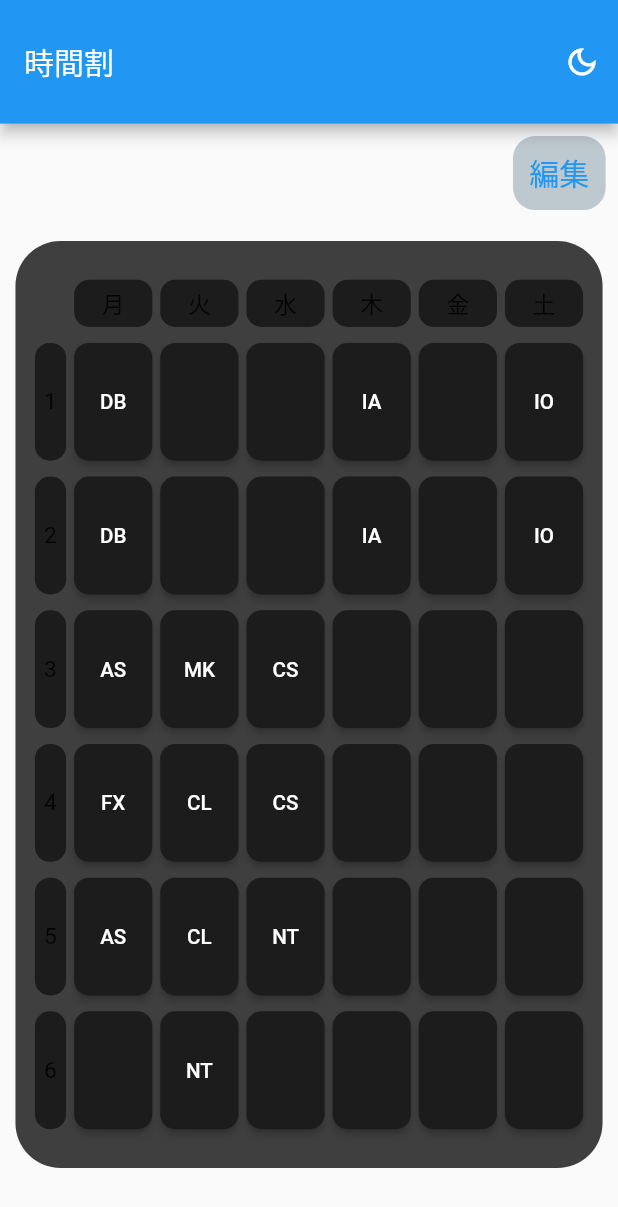
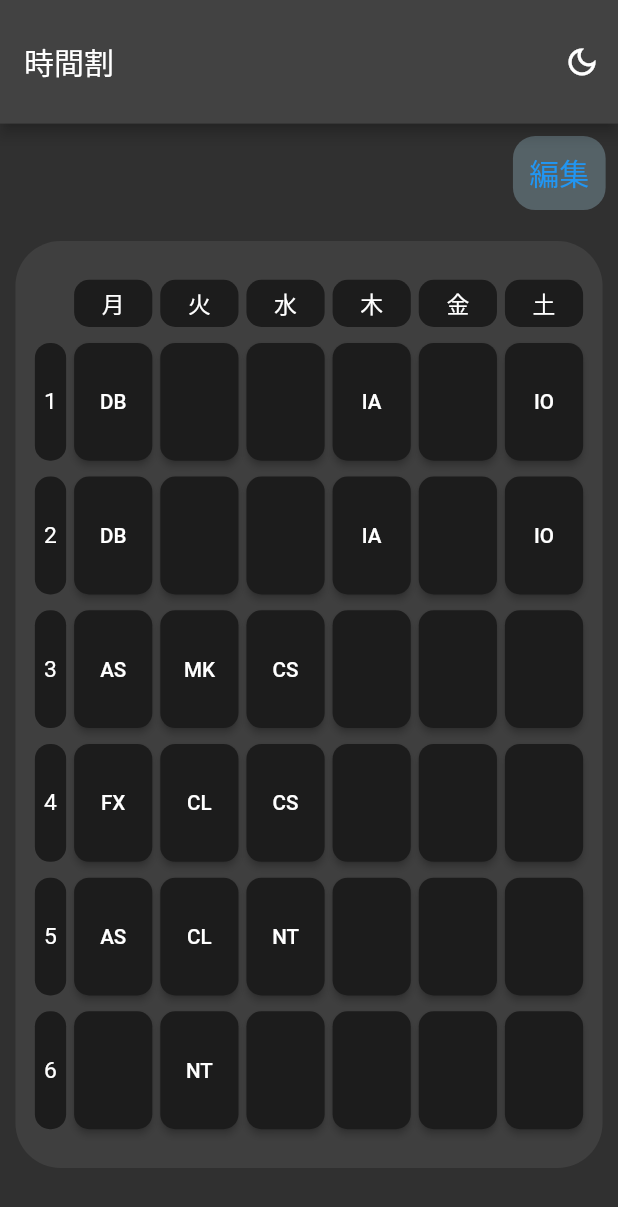
Before and after one commit to ohs-it2022/StudentSupport, a Flutter app: the screen it shows after launch, on a phone screen of 412 x 824 dp. Shown: the top 1207 px of the screen. Run offline on Flutter 3.47's test engine with Material 2 defaults, Android fonts, the light colour scheme and no system bars; our stand-ins replace auto_route, shared_preferences, table_calendar; missing offline and left inert: app_settings.

Commit message:
テーマを参照するためのファイル作成

```diff
--- a/lib/src/sample.dart
+++ b/lib/src/sample.dart
@@ -15,6 +15,9 @@ const timeTableIcon = Icons.table_view;           // 出欠確認
 const taskRegistIcon  = Icons.book;               // 課題登録
 const timeTableChangeIcon = Icons.calendar_month; // 時間割変更
 const settingIcon = Icons.settings;               // 一般設定
+
+// Darkテーマであるかどうか
+bool isDark = true;
 
 // 基本のテキスト設定
 class BasicText extends StatelessWidget {
@@ -64,6 +67,8 @@ class ScreenWidget extends StatelessWidget {
     // }
     var screenSize = MediaQuery.of(context).size;  // 画面のサイズを取得
     return MaterialApp(
+      // TODO: isDarkのStateによって全体におけるテーマを変更
+      theme: isDark? ThemeData.dark(): ThemeData.light(),
       home: Scaffold(
         appBar: AppBar(
           title: Text(titleTxt),
@@ -89,8 +94,6 @@ class ThemeHold extends StatefulWidget {
 }
 
 class _ThemeHoldState extends State<ThemeHold> {
-  // Darkテーマであるかどうか
-  bool isDark = true;
   // テーマ切り替えボタン
   @override
   Widget build(BuildContext context) {
@@ -193,7 +196,7 @@ OverlayEntry overlayEntryTTCange = OverlayEntry(
   builder: (BuildContext context) {
     return BottomOverlay(
       height: 0.6,
-      content: Center(child: Material(child: Text('text'),),),
+      content: const Center(child: Material(child: Text('text'),),),
       hideFunc: hideOverlayTTChange,
     );
   },
```
Also changed, not shown: lib/src/themeSettings/theme_consts.dart (added).
